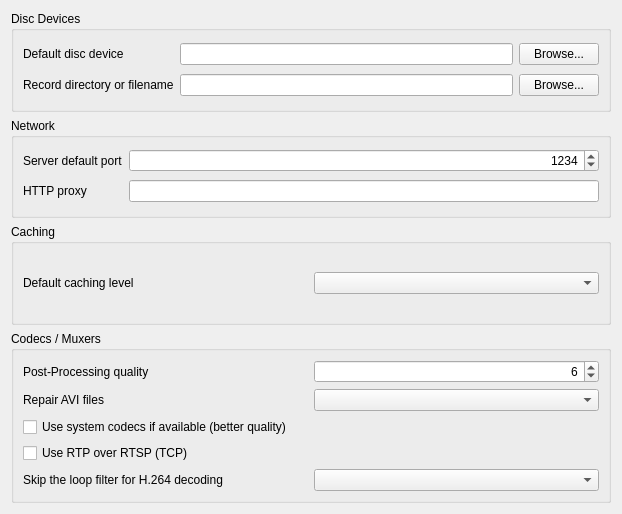
Old version of the form modules/gui/qt4/ui/sprefs_input.ui in the repository omunroe-com/ubtvlc.
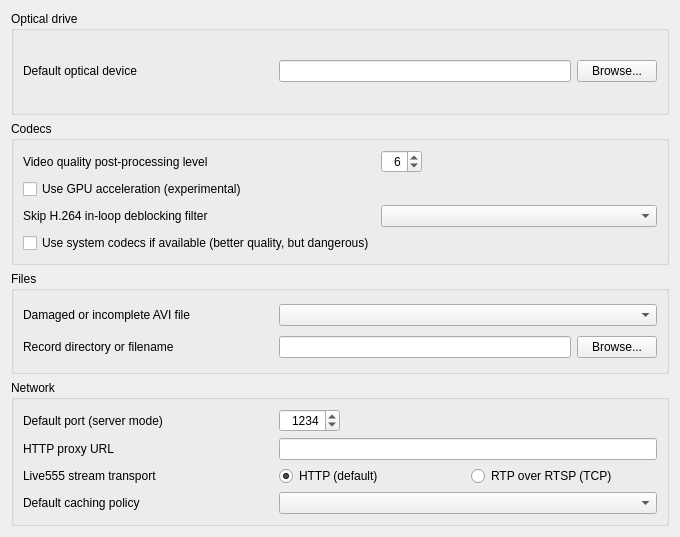
New version of the form.

The edit to the form file:
```diff
--- a/modules/gui/qt4/ui/sprefs_input.ui
+++ b/modules/gui/qt4/ui/sprefs_input.ui
@@ -7,8 +7,8 @@
    <rect>
     <x>0</x>
     <y>0</y>
-    <width>622</width>
-    <height>514</height>
+    <width>680</width>
+    <height>537</height>
    </rect>
   </property>
   <property name="windowTitle">
@@ -18,13 +18,19 @@
    <item>
     <widget class="QGroupBox" name="groupBox">
      <property name="title">
-      <string>Disc Devices</string>
+      <string>Optical drive</string>
      </property>
      <layout class="QGridLayout">
       <item row="0" column="0">
-       <widget class="QLabel" name="label">
+       <widget class="QLabel" name="DVDLabel">
+        <property name="minimumSize">
+         <size>
+          <width>250</width>
+          <height>0</height>
+         </size>
+        </property>
         <property name="text">
-         <string>Default disc device</string>
+         <string>Default optical device</string>
         </property>
         <property name="buddy">
          <cstring>DVDDevice</cstring>
@@ -32,31 +38,152 @@
        </widget>
       </item>
       <item row="0" column="1">
-       <widget class="QLineEdit" name="DVDDevice"/>
+       <layout class="QHBoxLayout" name="horizontalLayout_5">
+        <item>
+         <widget class="QLineEdit" name="DVDDevice"/>
+        </item>
+        <item>
+         <widget class="QPushButton" name="DVDBrowse">
+          <property name="text">
+           <string>Browse...</string>
+          </property>
+         </widget>
+        </item>
+       </layout>
       </item>
-      <item row="0" column="2">
-       <widget class="QPushButton" name="DVDBrowse">
+     </layout>
+    </widget>
+   </item>
+   <item>
+    <widget class="QGroupBox" name="groupBox_3">
+     <property name="title">
+      <string>Codecs</string>
+     </property>
+     <layout class="QGridLayout" name="gridLayout">
+      <item row="7" column="0">
+       <widget class="QLabel" name="filterLabel">
         <property name="text">
-         <string>Browse...</string>
+         <string>Skip H.264 in-loop deblocking filter</string>
+        </property>
+        <property name="buddy">
+         <cstring>loopFilterBox</cstring>
+        </property>
+       </widget>
+      </item>
+      <item row="7" column="1">
+       <widget class="QComboBox" name="loopFilterBox"/>
+      </item>
+      <item row="2" column="1">
+       <layout class="QHBoxLayout" name="horizontalLayout_2">
+        <item>
+         <widget class="QSpinBox" name="PostProcLevel">
+          <property name="alignment">
+           <set>Qt::AlignRight</set>
+          </property>
+          <property name="minimum">
+           <number>1</number>
+          </property>
+          <property name="maximum">
+           <number>26</number>
+          </property>
+          <property name="value">
+           <number>6</number>
+          </property>
+         </widget>
+        </item>
+        <item>
+         <spacer name="horizontalSpacer">
+          <property name="orientation">
+           <enum>Qt::Horizontal</enum>
+          </property>
+          <property name="sizeHint" stdset="0">
+           <size>
+            <width>40</width>
+            <height>20</height>
+           </size>
+          </property>
+         </spacer>
+        </item>
+       </layout>
+      </item>
+      <item row="2" column="0">
+       <widget class="QLabel" name="ppLabel">
+        <property name="minimumSize">
+         <size>
+          <width>250</width>
+          <height>0</height>
+         </size>
+        </property>
+        <property name="text">
+         <string>Video quality post-processing level</string>
+        </property>
+        <property name="buddy">
+         <cstring>PostProcLevel</cstring>
+        </property>
+       </widget>
+      </item>
+      <item row="3" column="0">
+       <widget class="QCheckBox" name="hwAccelBox">
+        <property name="text">
+         <string>Use GPU acceleration (experimental)</string>
+        </property>
+       </widget>
+      </item>
+      <item row="8" column="0">
+       <widget class="QCheckBox" name="systemCodecBox">
+        <property name="text">
+         <string>Use system codecs if available (better quality, but dangerous)</string>
+        </property>
+       </widget>
+      </item>
+     </layout>
+    </widget>
+   </item>
+   <item>
+    <widget class="QGroupBox" name="groupBox_4">
+     <property name="title">
+      <string>Files</string>
+     </property>
+     <layout class="QGridLayout" name="gridLayout_3">
+      <item row="0" column="0">
+       <widget class="QLabel" name="aviLabel">
+        <property name="text">
+         <string>Damaged or incomplete AVI file</string>
+        </property>
+        <property name="buddy">
+         <cstring>AviRepair</cstring>
         </property>
        </widget>
       </item>
       <item row="1" column="0">
        <widget class="QLabel" name="recordLabel">
+        <property name="minimumSize">
+         <size>
+          <width>250</width>
+          <height>0</height>
+         </size>
+        </property>
         <property name="text">
          <string>Record directory or filename</string>
         </property>
        </widget>
       </item>
       <item row="1" column="1">
-       <widget class="QLineEdit" name="recordPath"/>
+       <layout class="QHBoxLayout" name="horizontalLayout_4">
+        <item>
+         <widget class="QLineEdit" name="recordPath"/>
+        </item>
+        <item>
+         <widget class="QPushButton" name="recordBrowse">
+          <property name="text">
+           <string>Browse...</string>
+          </property>
+         </widget>
+        </item>
+       </layout>
       </item>
-      <item row="1" column="2">
-       <widget class="QPushButton" name="recordBrowse">
-        <property name="text">
-         <string>Browse...</string>
-        </property>
-       </widget>
+      <item row="0" column="1">
+       <widget class="QComboBox" name="AviRepair"/>
       </item>
      </layout>
     </widget>
@@ -66,37 +193,30 @@
      <property name="title">
       <string>Network</string>
      </property>
-     <layout class="QGridLayout">
+     <layout class="QGridLayout" name="gridLayout_2">
       <item row="0" column="0">
        <widget class="QLabel" name="portLabel">
+        <property name="minimumSize">
+         <size>
+          <width>250</width>
+          <height>0</height>
+         </size>
+        </property>
         <property name="text">
-         <string>Server default port</string>
+         <string>Default port (server mode)</string>
+        </property>
+        <property name="margin">
+         <number>0</number>
         </property>
         <property name="buddy">
          <cstring>UDPPort</cstring>
         </property>
        </widget>
       </item>
-      <item row="0" column="1">
-       <widget class="QSpinBox" name="UDPPort">
-        <property name="alignment">
-         <set>Qt::AlignRight</set>
-        </property>
-        <property name="minimum">
-         <number>1</number>
-        </property>
-        <property name="maximum">
-         <number>65535</number>
-        </property>
-        <property name="value">
-         <number>1234</number>
-        </property>
-       </widget>
-      </item>
       <item row="1" column="0">
        <widget class="QLabel" name="httpProxyLabel">
         <property name="text">
-         <string>HTTP proxy</string>
+         <string>HTTP proxy URL</string>
         </property>
         <property name="buddy">
          <cstring>proxy</cstring>
@@ -106,102 +226,82 @@
       <item row="1" column="1">
        <widget class="QLineEdit" name="proxy"/>
       </item>
-     </layout>
-    </widget>
-   </item>
-   <item>
-    <widget class="QGroupBox" name="groupBox_5">
-     <property name="title">
-      <string>Caching</string>
-     </property>
-     <layout class="QHBoxLayout">
-      <item>
+      <item row="3" column="0">
        <widget class="QLabel" name="label_2">
         <property name="text">
-         <string>Default caching level</string>
+         <string>Default caching policy</string>
         </property>
         <property name="buddy">
          <cstring>cachingCombo</cstring>
         </property>
        </widget>
       </item>
-      <item>
+      <item row="3" column="1">
        <widget class="QComboBox" name="cachingCombo"/>
       </item>
-     </layout>
-    </widget>
-   </item>
-   <item>
-    <widget class="QGroupBox" name="groupBox_3">
-     <property name="title">
-      <string>Codecs / Muxers</string>
-     </property>
-     <layout class="QGridLayout" name="gridLayout">
-      <item row="0" column="0">
-       <widget class="QLabel" name="ppLabel">
+      <item row="2" column="1">
+       <layout class="QHBoxLayout" name="horizontalLayout">
+        <item>
+         <widget class="QRadioButton" name="live555TransportHTTPRadio">
+          <property name="text">
+           <string>HTTP (default)</string>
+          </property>
+          <property name="checkable">
+           <bool>true</bool>
+          </property>
+          <property name="checked">
+           <bool>true</bool>
+          </property>
+         </widget>
+        </item>
+        <item>
+         <widget class="QRadioButton" name="live555TransportRTSP_TCPRadio">
+          <property name="text">
+           <string>RTP over RTSP (TCP)</string>
+          </property>
+         </widget>
+        </item>
+       </layout>
+      </item>
+      <item row="2" column="0">
+       <widget class="QLabel" name="live555TransportLabel">
         <property name="text">
-         <string>Post-Processing quality</string>
-        </property>
-        <property name="buddy">
-         <cstring>PostProcLevel</cstring>
+         <string>Live555 stream transport</string>
         </property>
        </widget>
       </item>
       <item row="0" column="1">
-       <widget class="QSpinBox" name="PostProcLevel">
-        <property name="alignment">
-         <set>Qt::AlignRight</set>
-        </property>
-        <property name="minimum">
-         <number>1</number>
-        </property>
-        <property name="maximum">
-         <number>65535</number>
-        </property>
-        <property name="value">
-         <number>6</number>
-        </property>
-       </widget>
-      </item>
-      <item row="1" column="0">
-       <widget class="QLabel" name="aviLabel">
-        <property name="text">
-         <string>Repair AVI files</string>
-        </property>
-        <property name="buddy">
-         <cstring>AviRepair</cstring>
-        </property>
-       </widget>
-      </item>
-      <item row="1" column="1">
-       <widget class="QComboBox" name="AviRepair"/>
-      </item>
-      <item row="2" column="0" colspan="2">
-       <widget class="QCheckBox" name="systemCodecBox">
-        <property name="text">
-         <string>Use system codecs if available (better quality)</string>
-        </property>
-       </widget>
-      </item>
-      <item row="3" column="0" colspan="2">
-       <widget class="QCheckBox" name="RTSP_TCPBox">
-        <property name="text">
-         <string>Use RTP over RTSP (TCP)</string>
-        </property>
-       </widget>
-      </item>
-      <item row="4" column="0">
-       <widget class="QLabel" name="filterLabel">
-        <property name="text">
-         <string>Skip the loop filter for H.264 decoding</string>
-        </property>
-        <property name="buddy">
-         <cstring>loopFilterBox</cstring>
-        </property>
-       </widget>
-      </item>
-      <item row="4" column="1">
-       <widget class="QComboBox" name="loopFilterBox"/>
+       <layout class="QHBoxLayout" name="horizontalLayout_3">
+        <item>
+         <widget class="QSpinBox" name="UDPPort">
+          <property name="alignment">
+           <set>Qt::AlignRight</set>
+          </property>
+          <property name="minimum">
+           <number>1</number>
+          </property>
+          <property name="maximum">
+           <number>65535</number>
+          </property>
+          <property name="value">
+           <number>1234</number>
+          </property>
+         </widget>
+        </item>
+        <item>
+         <spacer name="horizontalSpacer_2">
+          <property name="orientation">
+           <enum>Qt::Horizontal</enum>
+          </property>
+          <property name="sizeHint" stdset="0">
+           <size>
+            <width>40</width>
+            <height>20</height>
+           </size>
+          </property>
+         </spacer>
+        </item>
+       </layout>
       </item>
      </layout>
     </widget>
```
Left out of the diff: 10 changed lines with no effect on the pictures.
